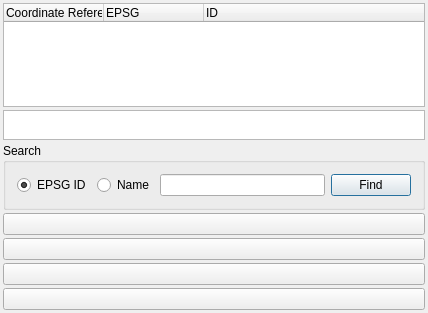
This is qgis/src/ui/qgsprojectionselectorbase.ui in sourcepole/qgis as Qt 5 draws it before an edit. The edited form follows.
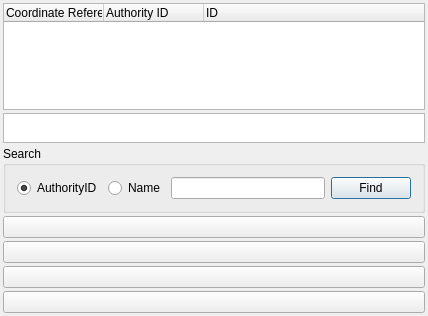
This is the edited form. Icons and pictures are not drawn.

The edit to the form file:
```diff
--- a/qgis/src/ui/qgsprojectionselectorbase.ui
+++ b/qgis/src/ui/qgsprojectionselectorbase.ui
@@ -7,7 +7,7 @@
     <x>0</x>
     <y>0</y>
     <width>428</width>
-    <height>313</height>
+    <height>316</height>
    </rect>
   </property>
   <property name="sizePolicy">
@@ -49,7 +49,7 @@
      </column>
      <column>
       <property name="text">
-       <string>EPSG</string>
+       <string>Authority ID</string>
       </property>
      </column>
      <column>
@@ -108,7 +108,7 @@
       <item row="0" column="0">
        <widget class="QRadioButton" name="radEpsgCrsId">
         <property name="text">
-         <string>EPSG ID</string>
+         <string>AuthorityID</string>
         </property>
         <property name="iconSize">
          <size>
```
Left out of the diff: 2 changed lines with no effect on the pictures.
